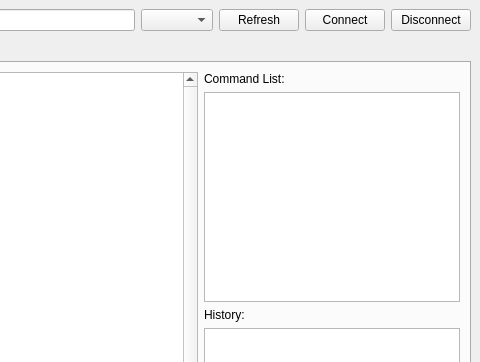
Above: mainwindow.ui from wh201906/Proxmark3GUI before the change; both pictures show x 401 to 881 and y 0 to 362 of the 881 by 656 pixel window. Below: the same form after it.
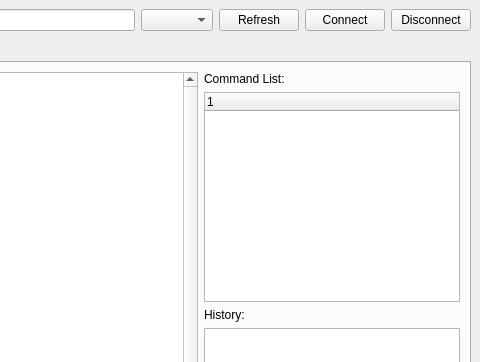
That is the form after the change.

```diff
--- a/mainwindow.ui
+++ b/mainwindow.ui
@@ -294,13 +294,21 @@
              </widget>
             </item>
             <item>
-             <widget class="QTreeView" name="CMDTreeView">
-              <property name="sizePolicy">
-               <sizepolicy hsizetype="Expanding" vsizetype="Expanding">
-                <horstretch>1</horstretch>
-                <verstretch>0</verstretch>
-               </sizepolicy>
+             <widget class="QTreeWidget" name="CMDTreeWidget">
+              <property name="minimumSize">
+               <size>
+                <width>1</width>
+                <height>0</height>
+               </size>
               </property>
+              <property name="columnCount">
+               <number>1</number>
+              </property>
+              <column>
+               <property name="text">
+                <string>1</string>
+               </property>
+              </column>
              </widget>
             </item>
             <item>
```
Left out of the diff: 8 changed lines with no effect on the pictures.
